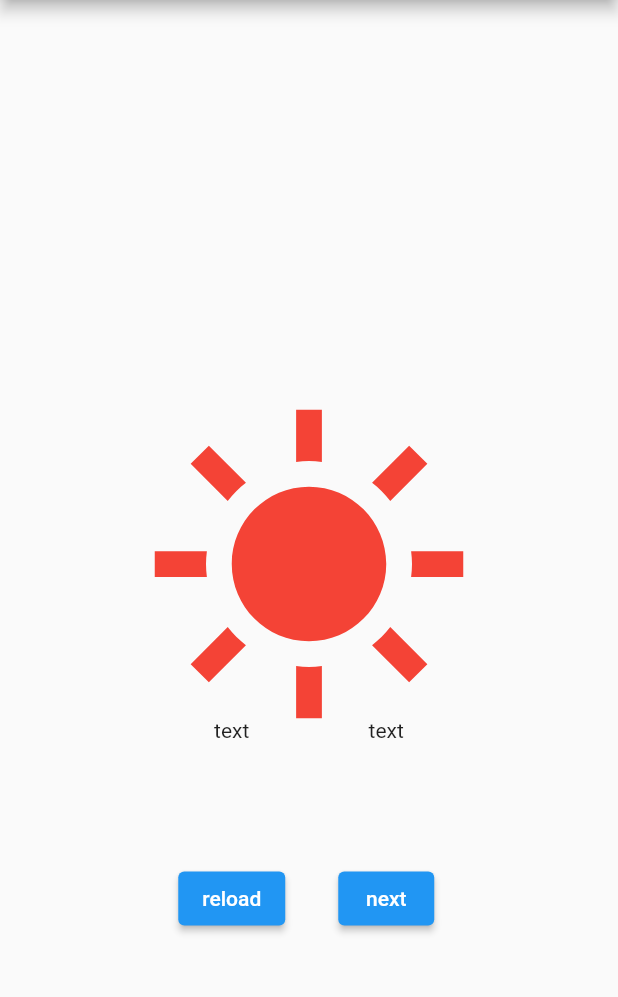
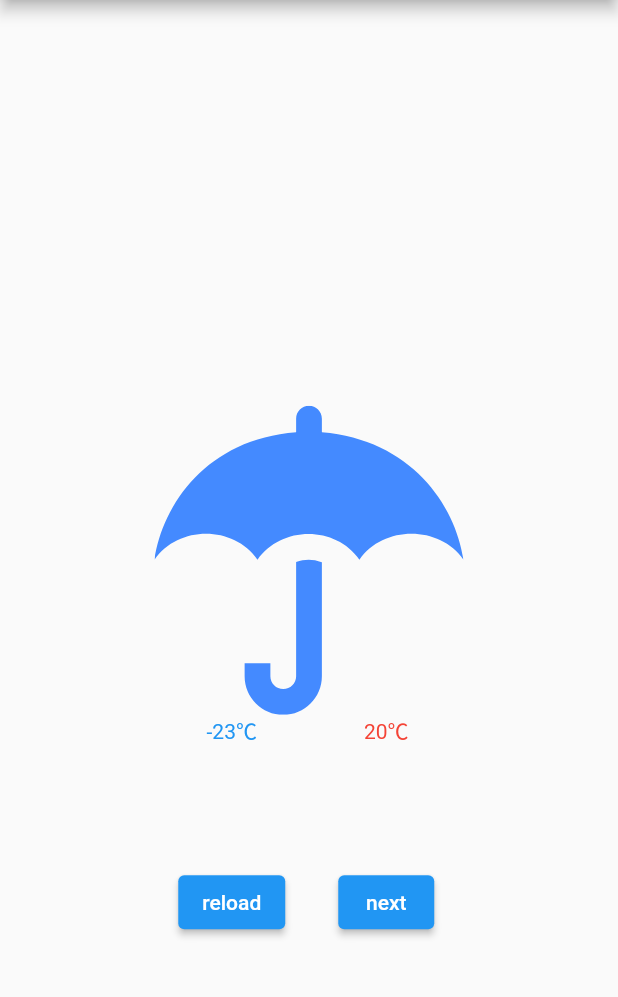
Before and after one commit to Seo-4d696b75/flutter_training, a Flutter app: the screen it shows after launch, after a tap on "reload", on a phone screen of 412 x 824 dp, the part 84-1081 px from its top. Run offline on Flutter 3.47's test engine with Material 2 defaults, Android fonts, the phone set to English and light mode, and no system bars; our stand-ins replace flutter_riverpod, flutter_svg, freezed_annotation; generated files the repository leaves out were written again; network calls fail.

Commit message:
修正：JSONでデータ取得
気温も表示する

```diff
--- a/app/lib/weather_page.dart
+++ b/app/lib/weather_page.dart
@@ -1,4 +1,8 @@
+import 'dart:convert';
+
 import 'package:api/api.dart';
+import 'package:api/model/request.dart';
+import 'package:api/model/response.dart';
 import 'package:flutter/material.dart';
 import 'package:flutter_riverpod/flutter_riverpod.dart';
 import 'package:flutter_svg/svg.dart';
@@ -7,6 +11,8 @@ import 'package:hello_flutter/error_dialog.dart';
 import 'package:hello_flutter/weather.dart';
 
 final weatherProvider = StateProvider<Weather?>((ref) => null);
+final maxTempProvider = StateProvider<int?>((_) => null);
+final minTempProvider = StateProvider<int?>((_) => null);
 
 class WeatherPage extends ConsumerStatefulWidget {
   const WeatherPage({Key? key, required this.title}) : super(key: key);
@@ -22,8 +28,15 @@ class _WeatherPageState extends ConsumerState<WeatherPage> {
 
   void _fetchWeather() async {
     try {
-      final value = parseWeather(_api.fetchThrowWeather());
-      ref.read(weatherProvider.notifier).state = value;
+      var request = Request(
+        date: DateTime.now(),
+        area: "tokyo",
+      );
+      var str = _api.fetchJsonWeather(json.encode(request.toJson()));
+      var response = Response.fromJson(json.decode(str));
+      ref.read(weatherProvider.notifier).state = parseWeather(response.weather);
+      ref.read(minTempProvider.notifier).state = response.minTemp;
+      ref.read(maxTempProvider.notifier).state = response.maxTemp;
     } on UnknownException {
       var result = await showDialog<ErrorDialogResult?>(
         context: context,
@@ -38,6 +51,8 @@ class _WeatherPageState extends ConsumerState<WeatherPage> {
   @override
   Widget build(BuildContext context) {
     final weather = ref.watch(weatherProvider);
+    final minTemp = ref.watch(minTempProvider);
+    final maxTemp = ref.watch(maxTempProvider);
     return Scaffold(
         appBar: AppBar(
           title: Text(widget.title),
@@ -51,15 +66,19 @@ class _WeatherPageState extends ConsumerState<WeatherPage> {
                 Column(children: [
                   AspectRatio(
                       aspectRatio: 1.0, child: _getWeatherImage(weather)),
-                  Row(children: const [
+                  Row(children: [
                     Expanded(
                       flex: 1,
-                      child: Text("text", textAlign: TextAlign.center),
+                      child: Text(minTemp != null ? "$minTemp℃" : "",
+                          textAlign: TextAlign.center,
+                          style: const TextStyle(color: Colors.blue)),
                     ),
                     Expanded(
                       flex: 1,
-                      child: Text("text", textAlign: TextAlign.center),
-                    )
+                      child: Text(maxTemp != null ? "$maxTemp℃" : "",
+                          textAlign: TextAlign.center,
+                          style: const TextStyle(color: Colors.red)),
+                    ),
                   ])
                 ]),
                 Expanded(
@@ -93,9 +112,9 @@ class _WeatherPageState extends ConsumerState<WeatherPage> {
                               ),
                             )
                           ],
-                        )
+                        ),
                       ]),
-                )
+                ),
               ])),
           const Spacer(flex: 1),
         ]));
--- a/app/pubspec.yaml
+++ b/app/pubspec.yaml
@@ -33,6 +33,7 @@ dependencies:
   flutter_riverpod: 1.0.3
   api:
     path: ../api
+  freezed_annotation: ^1.1.0
 
 
   # The following adds the Cupertino Icons font to your application.
```
